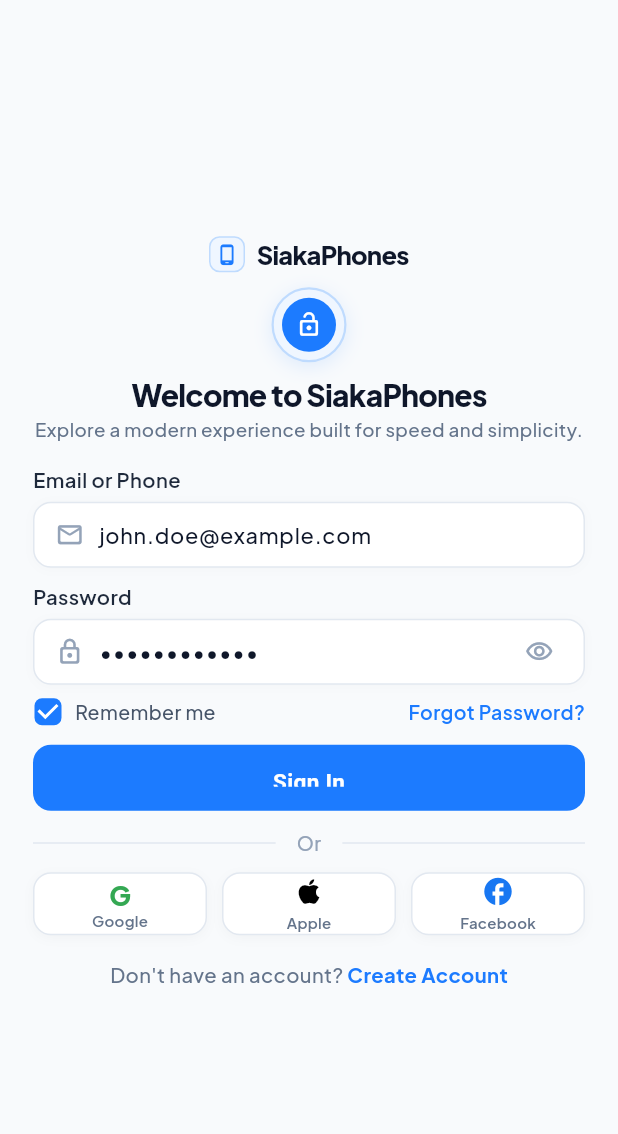
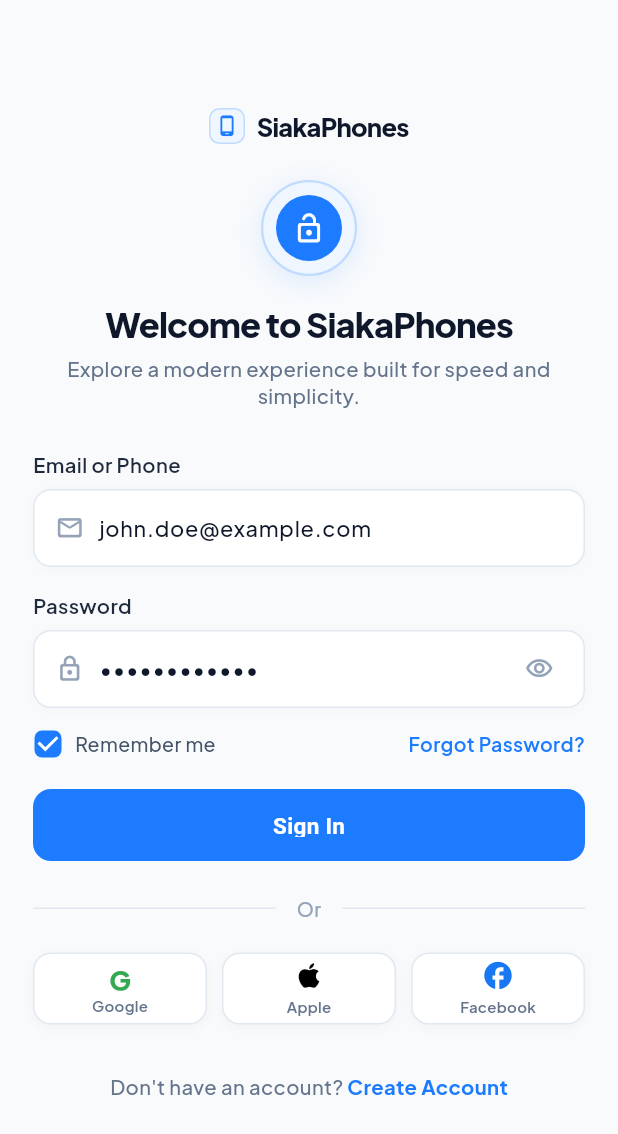
Before and after one commit to couragebrown/siaka-phones, a Flutter app: the screen it shows after launch, on a phone screen of 412 x 824 dp. Shown: the top 1134 px of the screen. Run offline on Flutter 3.47's test engine with Material 3 defaults, Android fonts, the phone set to English and light mode, and no system bars; our stand-ins replace google_fonts, shared_preferences.

Commit message:
revert: restore original spacious SignInView layout requiring slight scroll for Create Account

```diff
--- a/flutter_app/lib/ui/features/auth/sign_in_view.dart
+++ b/flutter_app/lib/ui/features/auth/sign_in_view.dart
@@ -115,54 +115,54 @@
             child: SingleChildScrollView(
               physics: const BouncingScrollPhysics(),
               padding: EdgeInsets.symmetric(
-                  horizontal: horizontalPadding, vertical: 6),
+                  horizontal: horizontalPadding, vertical: 12),
               child: Column(
                 crossAxisAlignment: CrossAxisAlignment.stretch,
                 children: [
                   _buildTopBar(),
-                  const SizedBox(height: 10),
+                  const SizedBox(height: 24),
                   const Center(child: _GreetingAvatar()),
-                  const SizedBox(height: 10),
+                  const SizedBox(height: 18),
                   const Center(
                     child: Text(
                       'Welcome to SiakaPhones',
                       textAlign: TextAlign.center,
                       style: TextStyle(
                         color: Color(0xFF0F172A),
-                        fontSize: 20,
+                        fontSize: 23,
                         fontWeight: FontWeight.w800,
-                        letterSpacing: -0.5,
-                        height: 1.15,
+                        letterSpacing: -0.6,
+                        height: 1.2,
                       ),
                     ),
                   ),
-                  const SizedBox(height: 4),
+                  const SizedBox(height: 6),
                   const Center(
                     child: Text(
                       'Explore a modern experience built for speed and simplicity.',
                       textAlign: TextAlign.center,
                       style: TextStyle(
                         color: Color(0xFF64748B),
-                        fontSize: 12.5,
+                        fontSize: 13.5,
                         fontWeight: FontWeight.w500,
-                        height: 1.3,
+                        height: 1.35,
                       ),
                     ),
                   ),
-                  const SizedBox(height: 16),
+                  const SizedBox(height: 28),
                   _buildSignInForm(),
-                  const SizedBox(height: 12),
+                  const SizedBox(height: 20),
                   _buildPrimaryButton(
                     label: 'Sign In',
                     onPressed: _handleSignIn,
                   ),
+                  const SizedBox(height: 22),
+                  _buildOrDivider(),
+                  const SizedBox(height: 20),
+                  _buildSocialList(),
+                  const SizedBox(height: 26),
+                  _buildFooterSwitch(),
                   const SizedBox(height: 12),
-                  _buildOrDivider(),
-                  const SizedBox(height: 10),
-                  _buildSocialList(),
-                  const SizedBox(height: 14),
-                  _buildFooterSwitch(),
-                  const SizedBox(height: 4),
                 ],
               ),
             ),
@@ -231,7 +231,7 @@
           focusNode: _loginIdentifierFocusNode,
           errorText: _fieldErrors['loginIdentifier'],
         ),
-        const SizedBox(height: 10),
+        const SizedBox(height: 16),
         _buildInputGroup(
           label: 'Password',
           controller: _loginPasswordController,
@@ -247,7 +247,7 @@
           focusNode: _loginPasswordFocusNode,
           errorText: _fieldErrors['loginPassword'],
         ),
-        const SizedBox(height: 8),
+        const SizedBox(height: 14),
         SizedBox(
           width: double.infinity,
           child: Wrap(
@@ -335,7 +335,7 @@
             fontWeight: FontWeight.w600,
           ),
         ),
-        const SizedBox(height: 5),
+        const SizedBox(height: 7),
         Container(
           decoration: BoxDecoration(
             color: Colors.white,
@@ -379,7 +379,7 @@
                     ),
                     border: InputBorder.none,
                     isDense: true,
-                    contentPadding: const EdgeInsets.symmetric(vertical: 10),
+                    contentPadding: const EdgeInsets.symmetric(vertical: 14),
                   ),
                 ),
               ),
@@ -416,7 +416,7 @@
     required VoidCallback onPressed,
   }) {
     return SizedBox(
-      height: 44,
+      height: 48,
       child: ElevatedButton(
         onPressed: onPressed,
         style: ElevatedButton.styleFrom(
@@ -508,7 +508,7 @@
       },
       behavior: HitTestBehavior.opaque,
       child: Container(
-        height: 42,
+        height: 48,
         decoration: BoxDecoration(
           color: Colors.white,
           borderRadius: BorderRadius.circular(12),
@@ -582,7 +582,7 @@
         behavior: HitTestBehavior.opaque,
         onTap: _goToSignUp,
         child: const Padding(
-          padding: EdgeInsets.symmetric(vertical: 3),
+          padding: EdgeInsets.symmetric(vertical: 6),
           child: Wrap(
             alignment: WrapAlignment.center,
             crossAxisAlignment: WrapCrossAlignment.center,
@@ -617,8 +617,8 @@
   @override
   Widget build(BuildContext context) {
     return Container(
-      width: 50,
-      height: 50,
+      width: 64,
+      height: 64,
       decoration: BoxDecoration(
         color: const Color(0xFFEFF6FF),
         shape: BoxShape.circle,
@@ -626,15 +626,15 @@
         boxShadow: [
           BoxShadow(
             color: const Color(0xFF1C7BFF).withValues(alpha: 0.12),
-            blurRadius: 10,
-            offset: const Offset(0, 3),
+            blurRadius: 14,
+            offset: const Offset(0, 4),
           ),
         ],
       ),
       child: Center(
         child: Container(
-          width: 36,
-          height: 36,
+          width: 44,
+          height: 44,
           decoration: const BoxDecoration(
             color: Color(0xFF1C7BFF),
             shape: BoxShape.circle,
@@ -642,7 +642,7 @@
           child: const Icon(
             Icons.lock_open_rounded,
             color: Colors.white,
-            size: 18,
+            size: 22,
           ),
         ),
       ),
```
